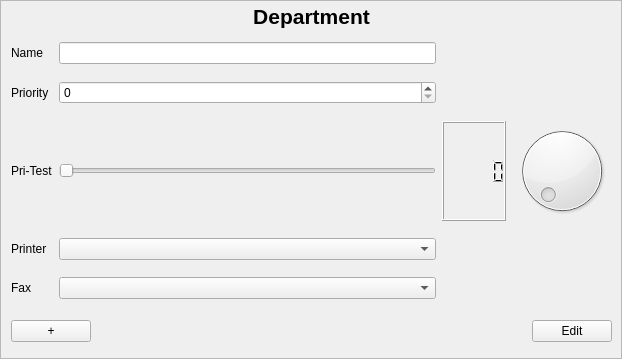
Before: the Qt Designer form src/app/departmentinputarea.ui in jmuelbert/jmbde-QT, drawn with Qt 5.
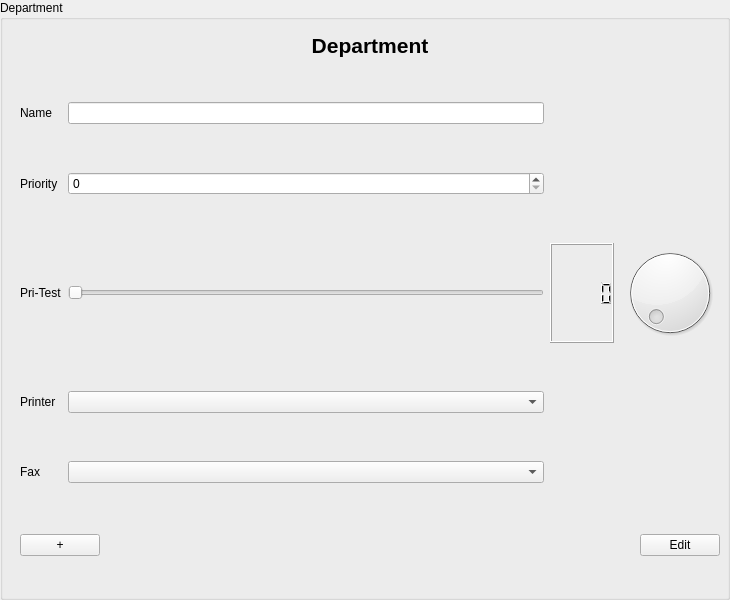
After: the same form once the commit is applied.

The edit to the form file:
```diff
--- a/src/app/departmentinputarea.ui
+++ b/src/app/departmentinputarea.ui
@@ -1,37 +1,40 @@
 <?xml version="1.0" encoding="UTF-8"?>
 <ui version="4.0">
  <class>DepartmentInputArea</class>
- <widget class="QScrollArea" name="DepartmentInputArea">
+ <widget class="QGroupBox" name="DepartmentInputArea">
   <property name="geometry">
    <rect>
     <x>0</x>
     <y>0</y>
-    <width>622</width>
-    <height>359</height>
+    <width>730</width>
+    <height>600</height>
    </rect>
   </property>
   <property name="windowTitle">
    <string>ScrollArea</string>
   </property>
-  <property name="widgetResizable">
-   <bool>true</bool>
+  <property name="accessibleName">
+   <string>DepartmentInputDialog</string>
   </property>
-  <widget class="QWidget" name="scrollAreaWidgetContents">
+  <property name="title">
+   <string>Department</string>
+  </property>
+  <widget class="QWidget" name="formLayoutWidget" native="true">
    <property name="geometry">
     <rect>
-     <x>0</x>
-     <y>0</y>
-     <width>620</width>
-     <height>357</height>
+     <x>10</x>
+     <y>30</y>
+     <width>730</width>
+     <height>600</height>
     </rect>
    </property>
-   <widget class="QWidget" name="verticalLayoutWidget">
+    <widget class="QWidget" name="verticalLayoutWidget_Header">
     <property name="geometry">
      <rect>
       <x>10</x>
       <y>0</y>
-      <width>601</width>
-      <height>31</height>
+      <width>700</width>
+      <height>30</height>
      </rect>
     </property>
     <layout class="QVBoxLayout" name="verticalLayout">
@@ -54,13 +57,13 @@
      </item>
     </layout>
    </widget>
-   <widget class="QWidget" name="verticalLayoutWidget_2">
+   <widget class="QWidget" name="verticalLayoutWidget_Buttons">
     <property name="geometry">
      <rect>
       <x>10</x>
-      <y>310</y>
-      <width>601</width>
-      <height>41</height>
+      <y>500</y>
+      <width>700</width>
+      <height>30</height>
      </rect>
     </property>
     <layout class="QHBoxLayout" name="horizontalLayout">
@@ -98,8 +101,8 @@
      <rect>
       <x>10</x>
       <y>30</y>
-      <width>601</width>
-      <height>281</height>
+      <width>700</width>
+      <height>470</height>
      </rect>
     </property>
     <layout class="QGridLayout" name="gridLayout">
```
Left out of the diff: 6 changed lines with no effect on the pictures.
